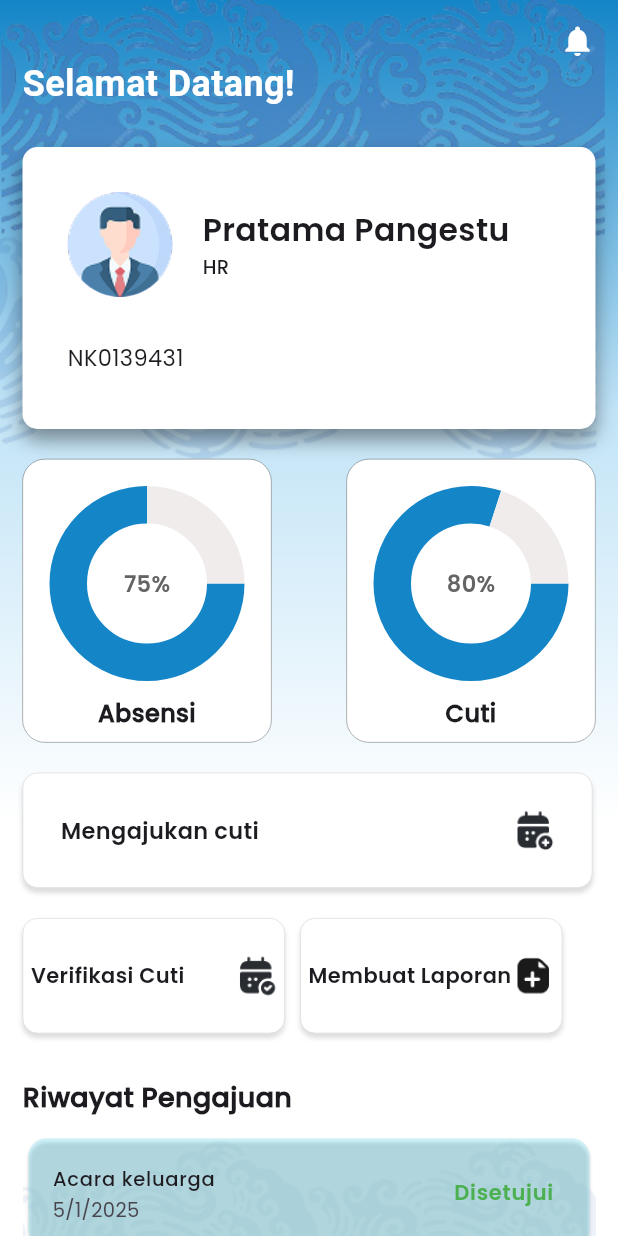
After one commit to TrianaJulianingsih/MyBerikanMobile, a Flutter app: the DashboardHR screen opened directly, on a phone screen of 412 x 824 dp. The commit adds this screen. Run offline on Flutter 3.47's test engine with Material 3 defaults, Android fonts, the phone set to English and light mode, and no system bars; drawn by our look-alikes of fl_chart.

```diff
--- a/lib/main.dart
+++ b/lib/main.dart
@@ -1,5 +1,6 @@
 import 'package:flutter/material.dart';
-import 'package:myberikan/views/dashboard.dart';
+import 'package:myberikan/views/dashboard_hr.dart';
+import 'package:myberikan/views/dashboard_karyawan.dart';
 
 void main() {
   runApp(const MyApp());
@@ -31,7 +32,7 @@ class MyApp extends StatelessWidget {
         // tested with just a hot reload.
         colorScheme: ColorScheme.fromSeed(seedColor: Colors.deepPurple),
       ),
-      home: DashboardScreen(),
+      home: DashboardKaryawan(),
     );
   }
 }
--- a/lib/models/user_model.dart
+++ b/lib/models/user_model.dart
@@ -7,11 +7,11 @@ class UserModel {
   final String password;
   final String nama;
   final String jabatan;
-  final String kontrak; // contoh: "Tetap", "Kontrak"
+  final String kontrak;
   final int jatahCuti;
 
-  final List<AbsensiModel> absensi; // daftar kehadiran user
-  final List<CutiModel> cuti;       // daftar cuti user
+  final List<AbsensiModel> absensi;
+  final List<CutiModel> cuti;
 
   UserModel({
     required this.id,
--- /dev/null
+++ b/lib/views/dashboard_hr.dart
@@ -0,0 +1,458 @@
+import 'package:fl_chart/fl_chart.dart';
+import 'package:flutter/material.dart';
+import 'package:myberikan/data/dummy_riwayat.dart';
+import 'package:myberikan/data/dummy_user.dart';
+import 'package:myberikan/models/riwayat_model.dart';
+import 'package:myberikan/models/user_model.dart';
+
+class DashboardHR extends StatefulWidget {
+  DashboardHR({super.key});
+  @override
+  State<DashboardHR> createState() => _DashboardHRState();
+}
+
+class _DashboardHRState extends State<DashboardHR> {
+  final RiwayatCutiModel riwayat = dummyRiwayatCuti.first;
+  final UserModel user = dummyUsers.first;
+  @override
+  Widget build(BuildContext context) {
+    return Scaffold(
+      body: Container(
+        decoration: BoxDecoration(
+          gradient: LinearGradient(
+            begin: Alignment.topCenter,
+            end: Alignment.bottomCenter,
+            colors: [
+              Color(0xFF1485C7),
+              Color.fromARGB(255, 194, 228, 247),
+              Colors.white,
+              Colors.white,
+            ],
+          ),
+        ),
+        child: Stack(
+          children: [
+            Positioned(
+              height: 330,
+              child: Opacity(
+                opacity: 0.6,
+                child: Image.asset(
+                  "assets/images/motif.png",
+                  fit: BoxFit.cover,
+                ),
+              ),
+            ),
+            SafeArea(
+              child: SingleChildScrollView(
+                child: Padding(
+                  padding: const EdgeInsets.all(15),
+                  child: Column(
+                    crossAxisAlignment: CrossAxisAlignment.start,
+                    children: [
+                      Align(
+                        alignment: Alignment.centerRight,
+                        child: Icon(Icons.notifications, color: Colors.white),
+                      ),
+                      Text(
+                        "Selamat Datang!",
+                        style: TextStyle(
+                          fontSize: 24,
+                          fontWeight: FontWeight.bold,
+                          color: Colors.white,
+                        ),
+                      ),
+                      SizedBox(height: 25),
+                      Container(
+                        height: 188,
+                        width: 382,
+                        decoration: BoxDecoration(
+                          color: Colors.white,
+                          borderRadius: BorderRadius.circular(10),
+                          boxShadow: [
+                            BoxShadow(
+                              color: const Color.fromARGB(104, 0, 0, 0),
+                              offset: Offset(0, 7),
+                              blurRadius: 10,
+                            ),
+                          ],
+                        ),
+                        child: Column(
+                          crossAxisAlignment: CrossAxisAlignment.start,
+                          children: [
+                            Padding(
+                              padding: const EdgeInsets.all(30),
+                              child: Row(
+                                children: [
+                                  CircleAvatar(
+                                    radius: 35,
+                                    backgroundImage: AssetImage(
+                                      "assets/images/profile 1.png",
+                                    ),
+                                  ),
+                                  SizedBox(width: 20),
+                                  Column(
+                                    crossAxisAlignment:
+                                        CrossAxisAlignment.start,
+                                    children: [
+                                      Text(
+                                        user.nama,
+                                        style: TextStyle(
+                                          fontSize: 21,
+                                          fontFamily: "Poppins_SemiBold",
+                                        ),
+                                      ),
+                                      Text(
+                                        user.jabatan,
+                                        style: TextStyle(
+                                          fontFamily: "Poppins_Medium",
+                                          fontSize: 13,
+                                        ),
+                                      ),
+                                    ],
+                                  ),
+                                ],
+                              ),
+                            ),
+                            Padding(
+                              padding: const EdgeInsets.only(left: 30),
+                              child: Text(
+                                user.id,
+                                style: TextStyle(
+                                  fontFamily: "Poppins_Regular",
+                                  fontSize: 15,
+                                ),
+                              ),
+                            ),
+                          ],
+                        ),
+                      ),
+                      SizedBox(height: 20),
+                      Row(
+                        mainAxisAlignment: MainAxisAlignment.spaceBetween,
+                        children: [
+                          _buildPieCard(
+                            title: "Absensi",
+                            sections: [
+                              PieChartSectionData(
+                                value: 75,
+                                color: Color(0xFF1485C7),
+                                showTitle: false,
+                                radius: 25,
+                              ),
+                              PieChartSectionData(
+                                value: 25,
+                                color: const Color.fromARGB(255, 240, 236, 236),
+                                showTitle: false,
+                                radius: 25,
+                              ),
+                            ],
+                          ),
+                          _buildPieCard(
+                            title: "Cuti",
+                            sections: [
+                              PieChartSectionData(
+                                value: 80,
+                                color: Color(0xFF1485C7),
+                                showTitle: false,
+                                radius: 25,
+                              ),
+                              PieChartSectionData(
+                                value: 20,
+                                color: const Color.fromARGB(255, 240, 236, 236),
+                                showTitle: false,
+                                radius: 25,
+                              ),
+                            ],
+                          ),
+                        ],
+                      ),
+
+                      SizedBox(height: 20),
+                      Container(
+                        height: 77,
+                        width: 380,
+                        decoration: BoxDecoration(
+                          borderRadius: BorderRadius.circular(10),
+                          border: Border.all(
+                            width: 0.5,
+                            color: const Color.fromARGB(255, 222, 221, 221),
+                          ),
+                          color: Colors.white,
+                          boxShadow: [
+                            BoxShadow(
+                              offset: Offset(0, 3),
+                              blurRadius: 2,
+                              color: const Color.fromARGB(255, 222, 221, 221),
+                            ),
+                          ],
+                        ),
+                        child: Padding(
+                          padding: const EdgeInsets.all(25),
+                          child: Row(
+                            mainAxisAlignment: MainAxisAlignment.spaceBetween,
+                            children: [
+                              Expanded(
+                                child: Text(
+                                  "Mengajukan cuti",
+                                  style: TextStyle(
+                                    fontFamily: "Poppins_SemiBold",
+                                    fontSize: 15,
+                                  ),
+                                  overflow: TextOverflow.ellipsis,
+                                ),
+                              ),
+                              Container(
+                                height: 28,
+                                width: 28,
+                                decoration: BoxDecoration(
+                                  image: DecorationImage(
+                                    image: AssetImage(
+                                      "assets/icons/calendar-add.png",
+                                    ),
+                                    fit: BoxFit.cover,
+                                  ),
+                                ),
+                              ),
+                            ],
+                          ),
+                        ),
+                      ),
+                      SizedBox(height: 20),
+                      Row(
+                        children: [
+                          Container(
+                            height: 77,
+                            width: 175,
+                            decoration: BoxDecoration(
+                              borderRadius: BorderRadius.circular(10),
+                              border: Border.all(
+                                width: 0.5,
+                                color: const Color.fromARGB(255, 222, 221, 221),
+                              ),
+                              color: Colors.white,
+                              boxShadow: [
+                                BoxShadow(
+                                  offset: Offset(0, 3),
+                                  blurRadius: 2,
+                                  color: const Color.fromARGB(
+                                    255,
+                                    222,
+                                    221,
+                                    221,
+                                  ),
+                                ),
+                              ],
+                            ),
+                            child: Row(
+                              mainAxisAlignment: MainAxisAlignment.spaceBetween,
+                              children: [
+                                Padding(
+                                  padding: const EdgeInsets.only(left: 5),
+                                  child: Text("Verifikasi Cuti", style: TextStyle(fontFamily: "Poppins_SemiBold"),),
+                                ),
+                                Padding(
+                                  padding: const EdgeInsets.only(right: 5),
+                                  child: Container(
+                                    height: 28,
+                                    width: 28,
+                                    decoration: BoxDecoration(
+                                      image: DecorationImage(
+                                        image: AssetImage(
+                                          "assets/icons/calendar-tick.png",
+                                        ),
+                                        fit: BoxFit.cover,
+                                      ),
+                                    ),
+                                  ),
+                                ),
+                              ],
+                            ),
+                          ),
+                          SizedBox(width: 10,),
+                          Container(
+                            height: 77,
+                            width: 175,
+                            decoration: BoxDecoration(
+                              borderRadius: BorderRadius.circular(10),
+                              border: Border.all(
+                                width: 0.5,
+                                color: const Color.fromARGB(255, 222, 221, 221),
+                              ),
+                              color: Colors.white,
+                              boxShadow: [
+                                BoxShadow(
+                                  offset: Offset(0, 3),
+                                  blurRadius: 2,
+                                  color: const Color.fromARGB(
+                                    255,
+                                    222,
+                                    221,
+                                    221,
+                                  ),
+                                ),
+                              ],
+                            ),
+                            child: Row(
+                              mainAxisAlignment: MainAxisAlignment.spaceBetween,
+                              children: [
+                                Padding(
+                                  padding: const EdgeInsets.only(left: 5),
+                                  child: Text("Membuat Laporan", style: TextStyle(fontFamily: "Poppins_SemiBold"),),
+                                ),
+                                Padding(
+                                  padding: const EdgeInsets.only(right: 5),
+                                  child: Container(
+                                    height: 28,
+                                    width: 28,
+                                    decoration: BoxDecoration(
+                                      image: DecorationImage(
+                                        image: AssetImage(
+                                          "assets/icons/file-plus-fill.png",
+                                        ),
+                                        fit: BoxFit.cover,
+                                      ),
+                                    ),
+                                  ),
+                                ),
+                              ],
+                            ),
+                          ),
+                        ],
+                      ),
+                      SizedBox(height: 30),
+                      Text(
+                        "Riwayat Pengajuan",
+                        style: TextStyle(
+                          fontSize: 18,
+                          fontWeight: FontWeight.bold,
+                          fontFamily: "Poppins_Medium",
+                        ),
+                      ),
+                      SizedBox(height: 10),
+                      Stack(
+                        children: [
+                          Container(
+                            height: 150,
+                            width: double.infinity,
+                            decoration: BoxDecoration(
+                              image: DecorationImage(
+                                image: AssetImage("assets/images/motif 2.png"),
+                                fit: BoxFit.cover,
+                              ),
+                            ),
+                          ),
+                          ListView.builder(
+                            shrinkWrap: true,
+                            physics: NeverScrollableScrollPhysics(),
+                            itemCount: riwayat.user.cuti.length,
+                            itemBuilder: (context, index) {
+                              final cuti = riwayat.user.cuti[index];
+                              return Card(
+                                color: Color.fromARGB(
+                                  255,
+                                  168,
+                                  241,
+                                  255,
+                                ).withOpacity(0.50),
+                                child: ListTile(
+                                  title: Text(
+                                    cuti.alasan,
+                                    style: TextStyle(
+                                      fontFamily: "Poppins_Medium",
+                                      fontSize: 13,
+                                    ),
+                                  ),
+                                  subtitle: Text(
+                                    "${cuti.tanggalMulai.day}/${cuti.tanggalMulai.month}/${cuti.tanggalMulai.year}",
+                                    style: TextStyle(
+                                      fontFamily: "Poppins_Regular",
+                                      fontSize: 13,
+                                    ),
+                                  ),
+                                  trailing: Text(
+                                    cuti.status,
+                                    style: TextStyle(
+                                      color: cuti.status == "Disetujui"
+                                          ? Colors.green
+                                          : Colors.orange,
+                                      fontWeight: FontWeight.bold,
+                                      fontFamily: "Poppins_SemiBold",
+                                      fontSize: 14,
+                                    ),
+                                  ),
+                                ),
+                              );
+                            },
+                          ),
+                        ],
+                      ),
+                    ],
+                  ),
+                ),
+              ),
+            ),
+          ],
+        ),
+      ),
+    );
+  }
+
+  Widget _buildPieCard({
+    required String title,
+    required List<PieChartSectionData> sections,
+  }) {
+    final double progressValue = sections.isNotEmpty ? sections.first.value : 0;
+
+    return Container(
+      height: 189,
+      width: 166,
+      decoration: BoxDecoration(
+        color: Colors.white,
+        borderRadius: BorderRadius.circular(15),
+        border: Border.all(width: 0.2),
+      ),
+      child: Padding(
+        padding: EdgeInsets.only(top: 30),
+        child: Column(
+          mainAxisAlignment: MainAxisAlignment.center,
+          children: [
+            SizedBox(
+              height: 90,
+              width: 90,
+              child: Stack(
+                alignment: Alignment.center,
+                children: [
+                  PieChart(
+                    PieChartData(
+                      sections: sections,
+                      sectionsSpace: 0,
+                      centerSpaceRadius: 40,
+                    ),
+                  ),
+                  Text(
+                    '${progressValue.toInt()}%',
+                    style: TextStyle(
+                      fontSize: 15,
+                      fontFamily: "Poppins_SemiBold",
+                      color: Color(0xFF656464),
+                    ),
+                  ),
+                ],
+              ),
+            ),
+            SizedBox(height: 30),
+            Text(
+              title,
+              textAlign: TextAlign.center,
+              style: TextStyle(
+                fontSize: 16,
+                fontWeight: FontWeight.bold,
+                fontFamily: "Poppins_Medium",
+              ),
+            ),
+          ],
+        ),
+      ),
+    );
+  }
+}
--- a/lib/views/dashboard.dart
+++ b/lib/views/dashboard_karyawan.dart
@@ -5,13 +5,13 @@ import 'package:myberikan/data/dummy_user.dart';
 import 'package:myberikan/models/riwayat_model.dart';
 import 'package:myberikan/models/user_model.dart';
 
-class DashboardScreen extends StatefulWidget {
-  DashboardScreen({super.key});
+class DashboardKaryawan extends StatefulWidget {
+  DashboardKaryawan({super.key});
   @override
-  State<DashboardScreen> createState() => _DashboardScreenState();
+  State<DashboardKaryawan> createState() => _DashboardKaryawanState();
 }
 
-class _DashboardScreenState extends State<DashboardScreen> {
+class _DashboardKaryawanState extends State<DashboardKaryawan> {
   final RiwayatCutiModel riwayat = dummyRiwayatCuti.first;
   final UserModel user = dummyUsers.first;
   @override
@@ -218,108 +218,6 @@ class _DashboardScreenState extends State<DashboardScreen> {
                         ),
                       ),
                       SizedBox(height: 20),
-                      Row(
-                        children: [
-                          Container(
-                            height: 77,
-                            width: 175,
-                            decoration: BoxDecoration(
-                              borderRadius: BorderRadius.circular(10),
-                              border: Border.all(
-                                width: 0.5,
-                                color: const Color.fromARGB(255, 222, 221, 221),
-                              ),
-                              color: Colors.white,
-                              boxShadow: [
-                                BoxShadow(
-                                  offset: Offset(0, 3),
-                                  blurRadius: 2,
-                                  color: const Color.fromARGB(
-                                    255,
-                                    222,
-                                    221,
-                                    221,
-                                  ),
-                                ),
-                              ],
-                            ),
-                            child: Row(
-                              mainAxisAlignment: MainAxisAlignment.spaceBetween,
-                              children: [
-                                Padding(
-                                  padding: const EdgeInsets.only(left: 5),
-                                  child: Text("Verifikasi Cuti", style: TextStyle(fontFamily: "Poppins_SemiBold"),),
-                                ),
-                                Padding(
-                                  padding: const EdgeInsets.only(right: 5),
-                                  child: Container(
-                                    height: 28,
-                                    width: 28,
-                                    decoration: BoxDecoration(
-                                      image: DecorationImage(
-                                        image: AssetImage(
-                                          "assets/icons/calendar-tick.png",
-                                        ),
-                                        fit: BoxFit.cover,
-                                      ),
-                                    ),
-                                  ),
-                                ),
-                              ],
-                            ),
-                          ),
-                          SizedBox(width: 10,),
-                          Container(
-                            height: 77,
-                            width: 175,
-                            decoration: BoxDecoration(
-                              borderRadius: BorderRadius.circular(10),
-                              border: Border.all(
-                                width: 0.5,
-                                color: const Color.fromARGB(255, 222, 221, 221),
-                              ),
-                              color: Colors.white,
-                              boxShadow: [
-                                BoxShadow(
-                                  offset: Offset(0, 3),
-                                  blurRadius: 2,
-                                  color: const Color.fromARGB(
-                                    255,
-                                    222,
-                                    221,
-                                    221,
-                                  ),
-                                ),
-                              ],
-                            ),
-                            child: Row(
-                              mainAxisAlignment: MainAxisAlignment.spaceBetween,
-                              children: [
-                                Padding(
-                                  padding: const EdgeInsets.only(left: 5),
-                                  child: Text("Membuat Laporan", style: TextStyle(fontFamily: "Poppins_SemiBold"),),
-                                ),
-                                Padding(
-                                  padding: const EdgeInsets.only(right: 5),
-                                  child: Container(
-                                    height: 28,
-                                    width: 28,
-                                    decoration: BoxDecoration(
-                                      image: DecorationImage(
-                                        image: AssetImage(
-                                          "assets/icons/file-plus-fill.png",
-                                        ),
-                                        fit: BoxFit.cover,
-                                      ),
-                                    ),
-                                  ),
-                                ),
-                              ],
-                            ),
-                          ),
-                        ],
-                      ),
-                      SizedBox(height: 30),
                       Text(
                         "Riwayat Pengajuan",
                         style: TextStyle(
```
Also changed, not shown: pubspec.yaml (+5 -14 lines), pubspec.lock, 1 other file.
